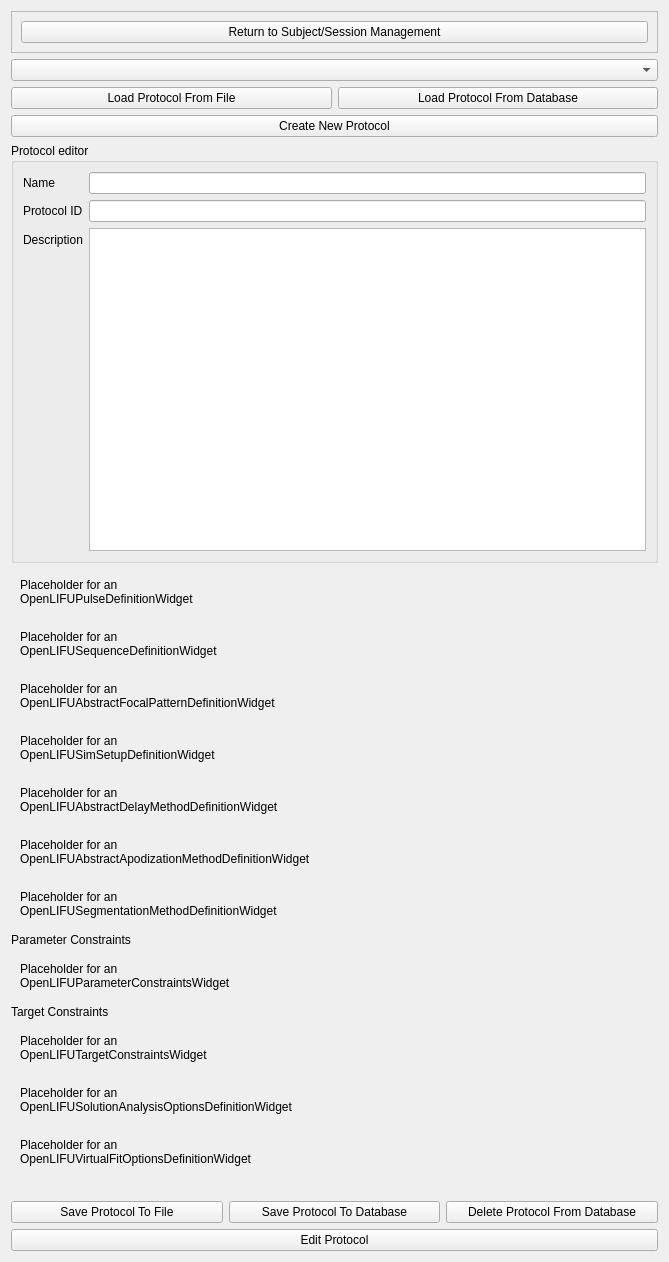
First picture: the form in OpenLIFUProtocolConfig/Resources/UI/OpenLIFUProtocolConfig.ui, repository OpenwaterHealth/SlicerOpenLIFU, before the edit.
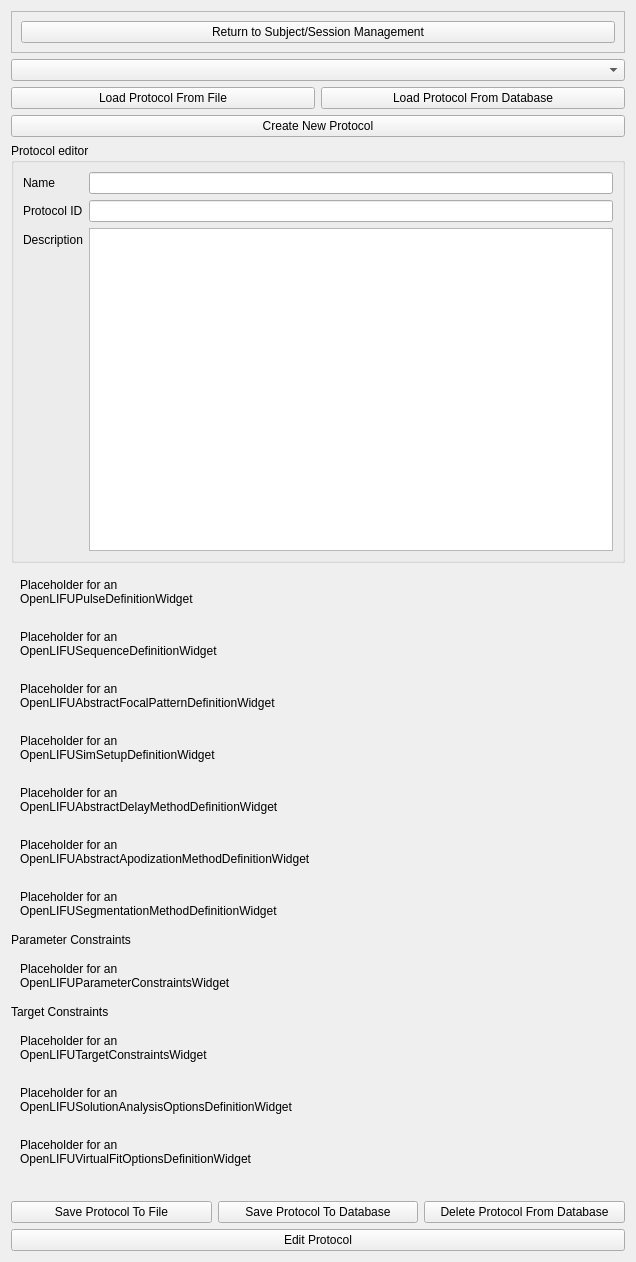
Second picture: the form after the edit. Custom widgets are drawn as their Qt base class.

Commit message:
Hide protocol to/from file buttons in guided mode (#251)
This commit required adding "OpenLIFUProtocolConfig" to the list of
modules looped over within the guided_mode_util, even when
OpenLIFUProtocolConfig is not part of the guided mode workflow.

What changed in the file:
```diff
--- a/OpenLIFUProtocolConfig/Resources/UI/OpenLIFUProtocolConfig.ui
+++ b/OpenLIFUProtocolConfig/Resources/UI/OpenLIFUProtocolConfig.ui
@@ -6,7 +6,7 @@
    <rect>
     <x>0</x>
     <y>0</y>
-    <width>669</width>
+    <width>636</width>
     <height>1262</height>
    </rect>
   </property>
```
Left out of the diff: 6 changed lines with no effect on the pictures. The commit also changes 1 other file.
